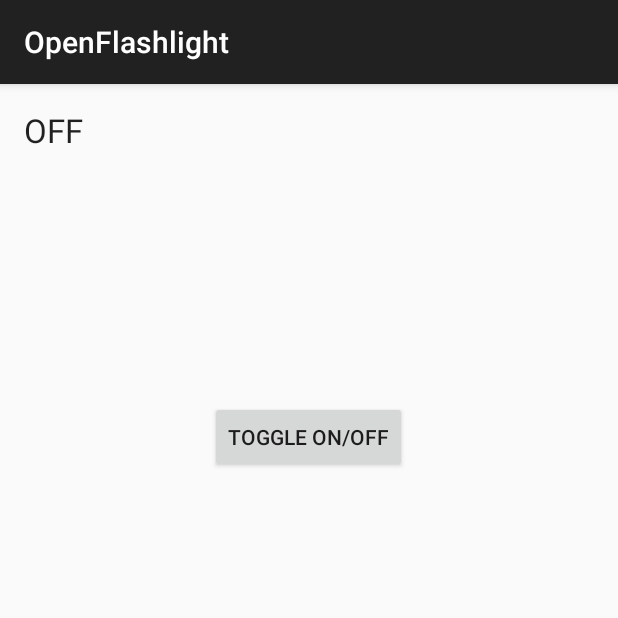
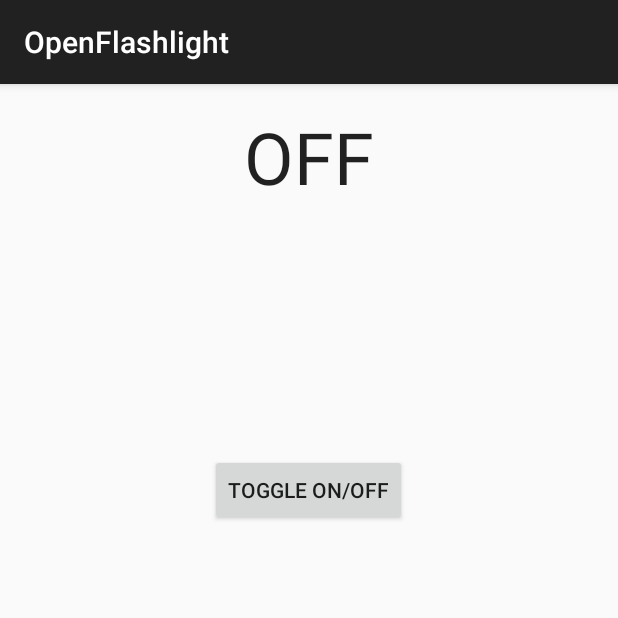
Before and after one commit to arthrp/OpenFlashlight, an Android app: the screen it shows after launch (MainActivity), on a phone screen of 412 x 824 dp, the top half of it. Run offline under Robolectric (Android 15) with nearby library versions, the phone set to English and light mode, and no system bars.

Commit message:
Layout updated (state label increased + centered)

```diff
--- a/app/src/main/res/layout/activity_main.xml
+++ b/app/src/main/res/layout/activity_main.xml
@@ -1,15 +1,18 @@
 <RelativeLayout xmlns:android="http://schemas.android.com/apk/res/android"
-    xmlns:tools="http://schemas.android.com/tools" android:layout_width="match_parent"
+    xmlns:tools="http://schemas.android.com/tools"
+    android:layout_width="match_parent"
     android:layout_height="match_parent" android:paddingLeft="@dimen/activity_horizontal_margin"
     android:paddingRight="@dimen/activity_horizontal_margin"
     android:paddingTop="@dimen/activity_vertical_margin"
     android:paddingBottom="@dimen/activity_vertical_margin" tools:context=".MainActivity">
 
     <TextView
-        android:layout_width="wrap_content"
+        android:layout_width="match_parent"
         android:layout_height="wrap_content"
+        android:gravity="center"
         android:textAppearance="?android:attr/textAppearanceLarge"
         android:text="OFF"
+        android:textSize="48sp"
         android:id="@+id/txtStatus"
         android:layout_alignParentLeft="true"
         android:layout_alignParentStart="true" />
```
